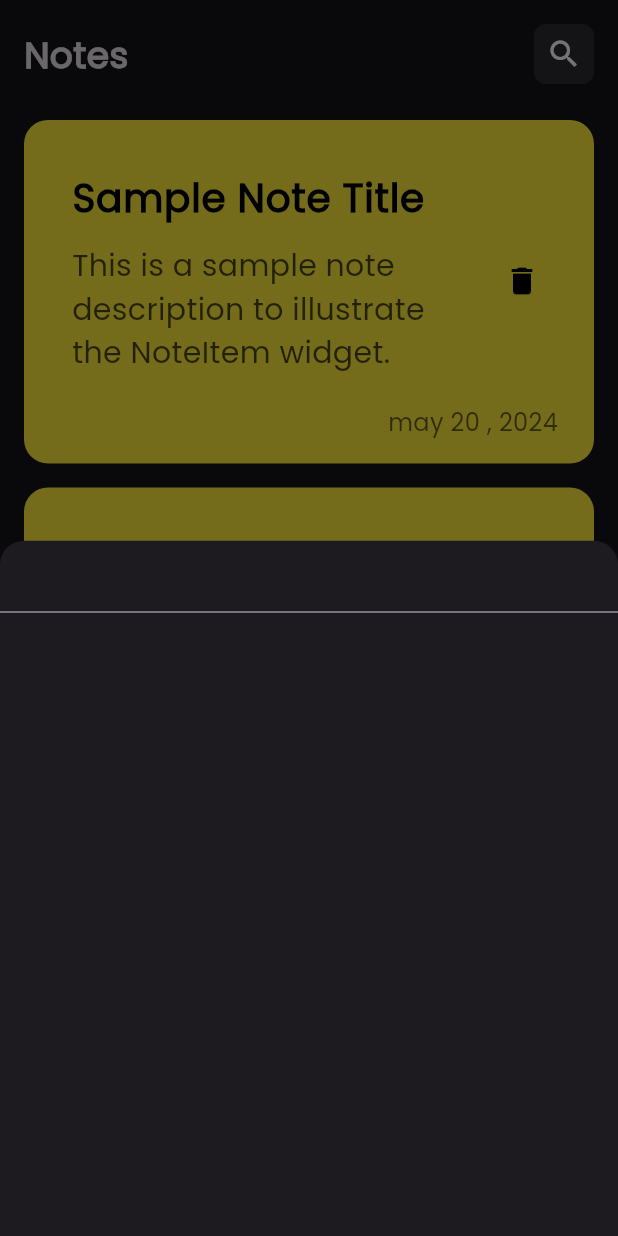
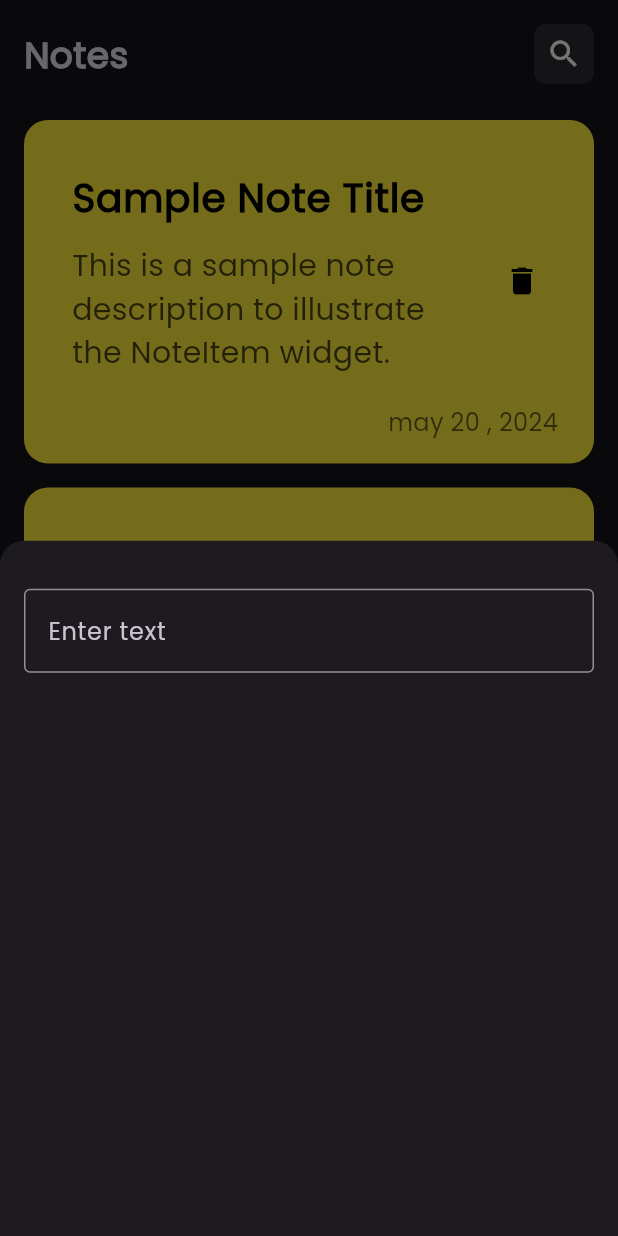
Before and after one commit to jamal-mousa/notes_app, a Flutter app: the screen it shows after launch, after a tap on the "add" icon, on a phone screen of 412 x 824 dp. Run offline on Flutter 3.47's test engine with Material 3 defaults, Android fonts, the phone set to English and light mode, and no system bars.

Commit message:
refactor AddNotesBottomSheet and CustomTextField for improved layout and styling

```diff
--- a/lib/widgets/add_notes_bottom_sheet.dart
+++ b/lib/widgets/add_notes_bottom_sheet.dart
@@ -6,12 +6,16 @@ class AddNotesBottomSheet extends StatelessWidget {
 
   @override
   Widget build(BuildContext context) {
-    return Column
-    (
-      children:
-      [
-        CustomTextField()
-      ],
+    return Padding(
+      padding: const EdgeInsets.symmetric(horizontal: 16.0),
+      child: Column
+      (
+        children:
+        [
+          SizedBox(height: 32),
+          CustomTextField()
+        ],
+      ),
     );
   }
 }
--- a/lib/widgets/custom_text_field.dart
+++ b/lib/widgets/custom_text_field.dart
@@ -5,6 +5,17 @@ class CustomTextField extends StatelessWidget {
 
   @override
   Widget build(BuildContext context) {
-    return TextField();
+    return TextField
+    (
+      decoration: InputDecoration(
+        border: OutlineInputBorder(),
+        labelText: 'Enter text',
+        hintText: 'Title',
+      ),
+      style: TextStyle(fontSize: 16.0, color: Colors.black),
+      cursorColor: Colors.blue,
+      keyboardType: TextInputType.text,
+      textInputAction: TextInputAction.done,
+    );
   }
 }
```
